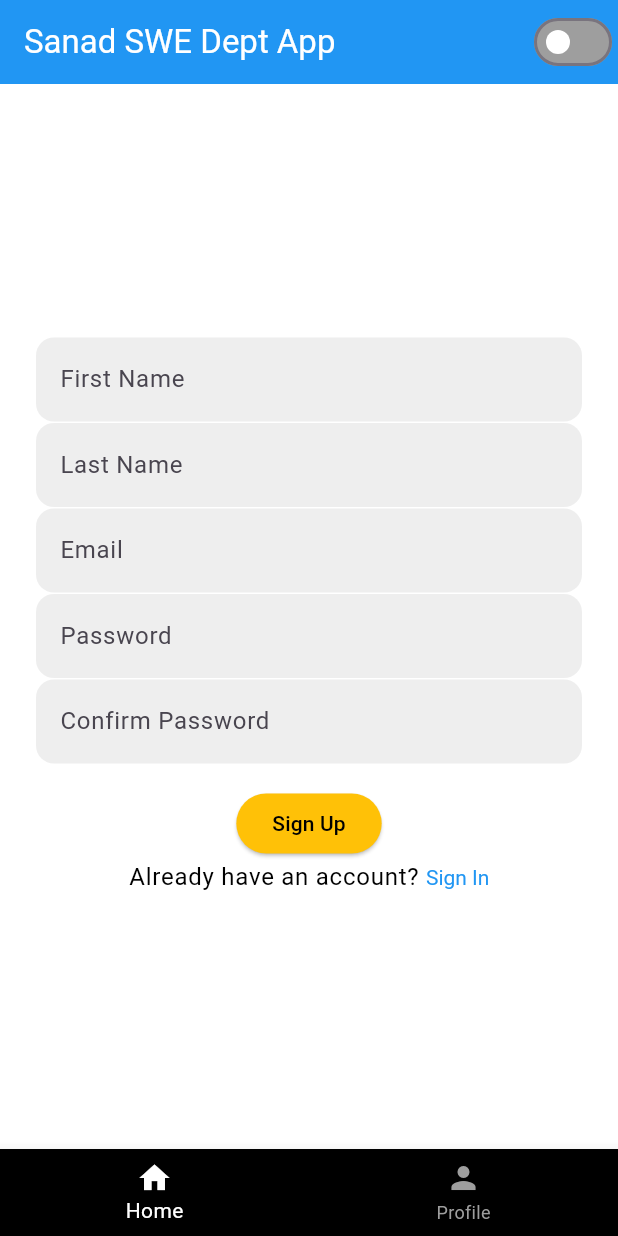
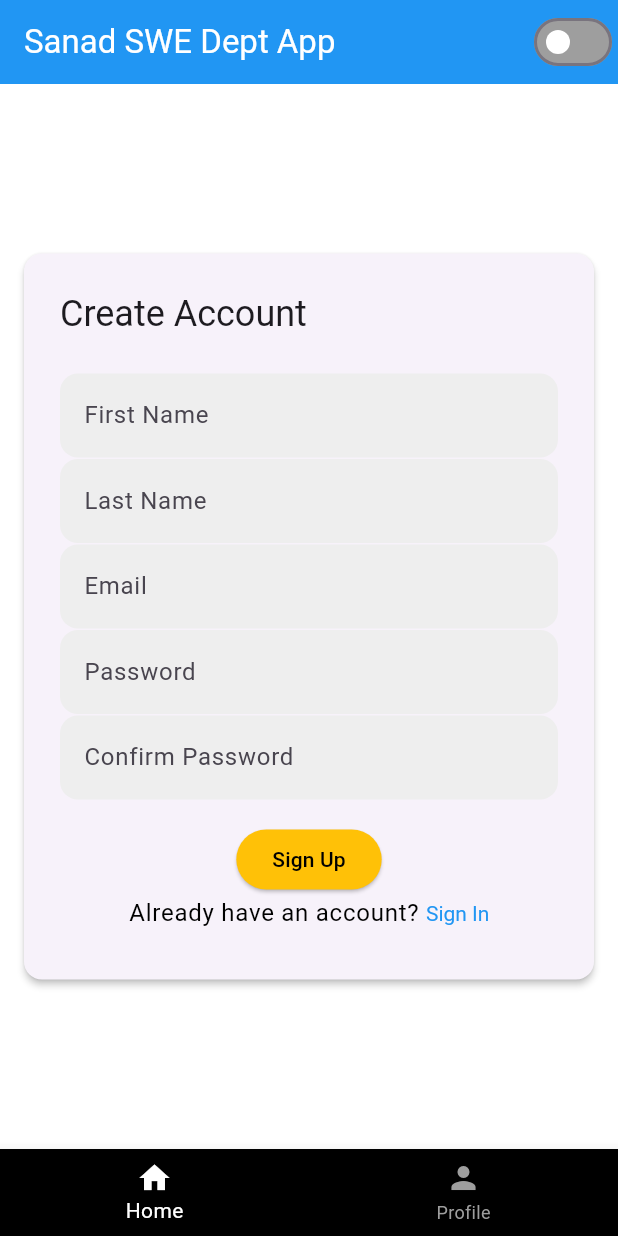
Before and after one commit to arousi/Project-Flutter-Bone, a Flutter app: the screen it shows after launch, on a phone screen of 412 x 824 dp. Run offline on Flutter 3.47's test engine with Material 3 defaults, Android fonts, the phone set to English and light mode, and no system bars; our stand-ins replace bloc, equatable, flutter_bloc, go_router, logger, pinput and 2 more; missing offline and left inert: bcrypt; accounts and stored records are empty.

Commit message:
Refactor LoginScreen and SignUpScreen to use AuthLayout for consistent UI structure

```diff
--- a/lib/features/auth/presentation/screens/signupscreen.dart
+++ b/lib/features/auth/presentation/screens/signupscreen.dart
@@ -3,6 +3,7 @@ import 'package:flutter/material.dart';
 import 'package:logger/logger.dart';
 
 import '../widgets/signup_form.dart';
+import '../widgets/auth_layout.dart';
 
 class SignUpScreen extends StatelessWidget {
   const SignUpScreen({super.key});
@@ -19,13 +20,11 @@ class SignUpScreen extends StatelessWidget {
       },
       child: Scaffold(
         backgroundColor: Theme.of(context).scaffoldBackgroundColor,
-        body: const SafeArea(
-          minimum: EdgeInsets.all(16),
-          child: Padding(
-            padding: EdgeInsets.all(8.0),
-            child: Align(
-                alignment: Alignment.center,
-                child: SizedBox(child: SignUpForm())),
+        body: AuthLayout(
+          title: 'Create Account',
+          child: const Padding(
+            padding: EdgeInsets.symmetric(vertical: 8.0),
+            child: SignUpForm(),
           ),
         ),
       ),
```
Also changed, not shown: lib/features/auth/presentation/screens/loginscreen.dart (+5 -4 lines).
